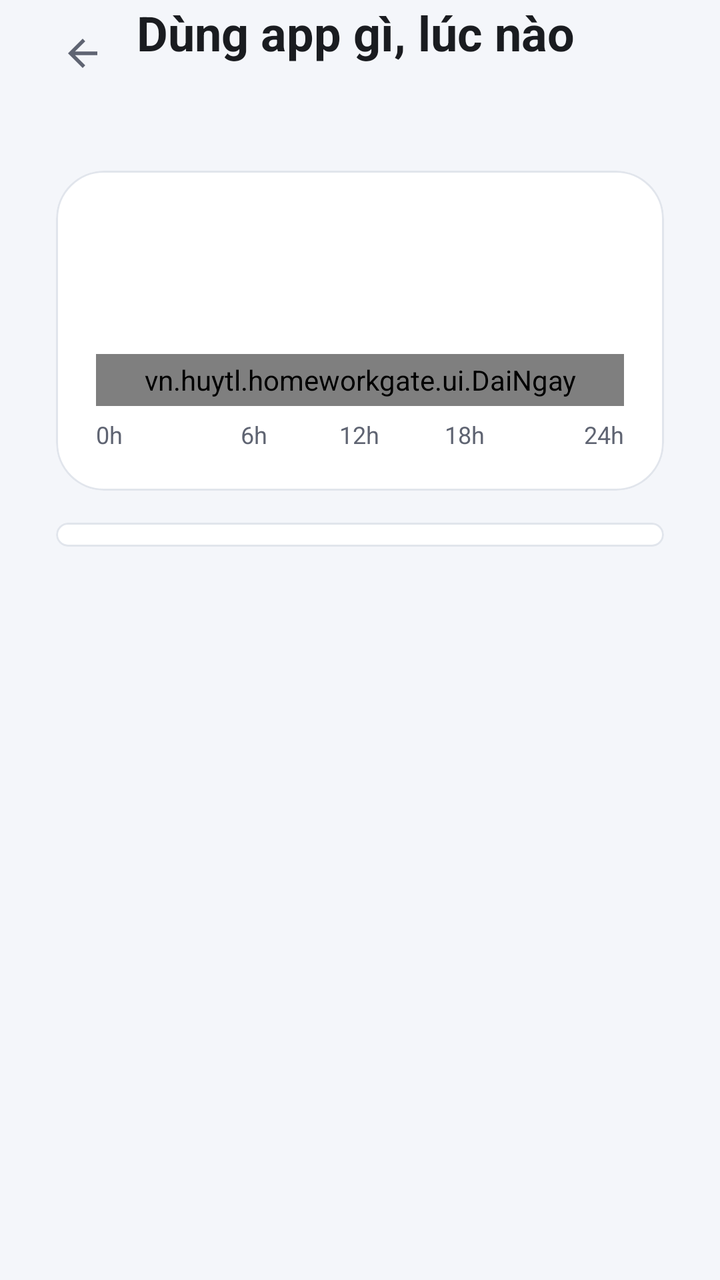
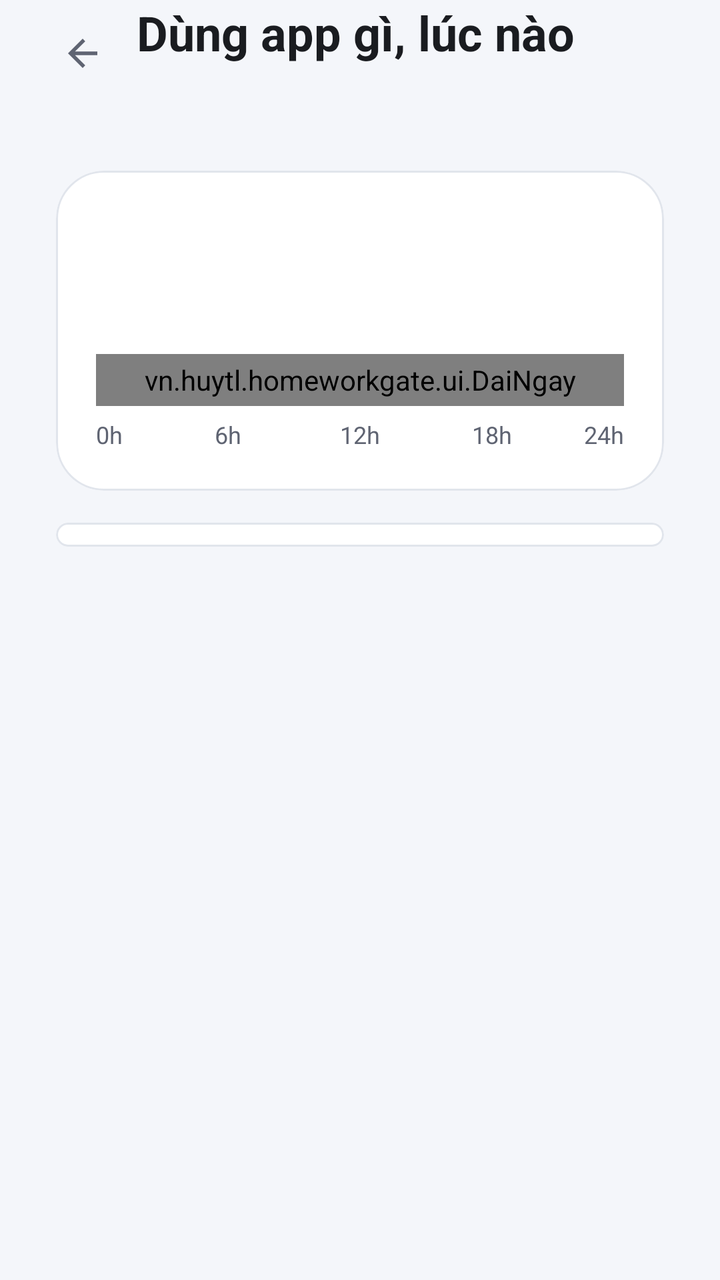

Before-and-after screenshots of an Android layout around one commit, followed by the original layout XML and the change that was made.
<!-- AndroidManifest.xml: application theme Theme.HomeworkGate -->
<!-- res/layout/activity_thong_ke.xml -->
<?xml version="1.0" encoding="utf-8"?>
<androidx.constraintlayout.widget.ConstraintLayout
    xmlns:android="http://schemas.android.com/apk/res/android"
    xmlns:app="http://schemas.android.com/apk/res-auto"
    android:id="@+id/goc"
    android:layout_width="match_parent"
    android:layout_height="match_parent">

    <LinearLayout
        android:layout_width="0dp"
        android:layout_height="0dp"
        android:orientation="vertical"
        android:paddingHorizontal="28dp"
        app:layout_constraintBottom_toBottomOf="parent"
        app:layout_constraintEnd_toEndOf="parent"
        app:layout_constraintStart_toStartOf="parent"
        app:layout_constraintTop_toTopOf="parent">

    <LinearLayout
        android:layout_width="match_parent"
        android:layout_height="wrap_content"
        android:gravity="center_vertical">

        <com.google.android.material.button.MaterialButton
            android:id="@+id/btn_done"
            style="@style/Widget.Material3.Button.IconButton"
            android:layout_width="48dp"
            android:layout_height="48dp"
            android:layout_marginStart="-12dp"
            android:layout_marginEnd="4dp"
            android:contentDescription="Quay lại"
            app:icon="@drawable/st_ic_quay_lai"
            app:iconSize="22dp"
            app:iconTint="@color/ink_soft" />

        <LinearLayout
            android:layout_width="0dp"
            android:layout_height="wrap_content"
            android:layout_weight="1"
            android:orientation="vertical">

            <TextView
                android:layout_width="wrap_content"
                android:layout_height="wrap_content"
                android:text="@string/thong_ke_title"
                android:textColor="@color/ink"
                android:textSize="24sp"
                android:textStyle="bold" />

            <TextView
                android:id="@+id/txt_phu_de"
                android:layout_width="match_parent"
                android:layout_height="wrap_content"
                android:paddingTop="2dp"
                android:textColor="@color/ink_soft"
                android:textSize="14sp" />
        </LinearLayout>
    </LinearLayout>

    
    <HorizontalScrollView
        android:id="@+id/cuon_ngay"
        android:layout_width="match_parent"
        android:layout_height="wrap_content"
        android:layout_marginTop="16dp"
        android:scrollbars="none">

        <LinearLayout
            android:id="@+id/hang_ngay"
            android:layout_width="wrap_content"
            android:layout_height="wrap_content"
            android:orientation="horizontal" />
    </HorizontalScrollView>

    <ScrollView
        android:layout_width="match_parent"
        android:layout_height="0dp"
        android:layout_weight="1"
        android:layout_marginTop="16dp"
        android:scrollbars="none">

        <LinearLayout
            android:layout_width="match_parent"
            android:layout_height="wrap_content"
            android:orientation="vertical">

            <com.google.android.material.card.MaterialCardView
                style="@style/Card"
                android:layout_width="match_parent"
                android:layout_height="wrap_content">

                <LinearLayout
                    android:layout_width="match_parent"
                    android:layout_height="wrap_content"
                    android:orientation="vertical"
                    android:padding="20dp">

                    <TextView
                        android:id="@+id/txt_tong"
                        android:layout_width="match_parent"
                        android:layout_height="wrap_content"
                        android:textColor="@color/ink"
                        android:textSize="22sp"
                        android:textStyle="bold" />

                    <TextView
                        android:id="@+id/txt_khung_gio"
                        style="@style/Text.Body"
                        android:layout_width="match_parent"
                        android:layout_height="wrap_content"
                        android:layout_marginTop="4dp"
                        android:textSize="15sp" />

                    
                    <vn.huytl.homeworkgate.ui.DaiNgay
                        android:id="@+id/dai_ngay"
                        android:layout_width="match_parent"
                        android:layout_height="26dp"
                        android:layout_marginTop="18dp" />

                    <LinearLayout
                        android:layout_width="match_parent"
                        android:layout_height="wrap_content"
                        android:layout_marginTop="6dp"
                        android:orientation="horizontal">

                        <TextView
                            android:layout_width="0dp"
                            android:layout_height="wrap_content"
                            android:layout_weight="1"
                            android:text="0h"
                            android:textColor="@color/ink_soft"
                            android:textSize="12sp" />

                        <TextView
                            android:layout_width="0dp"
                            android:layout_height="wrap_content"
                            android:layout_weight="1"
                            android:gravity="center"
                            android:text="6h"
                            android:textColor="@color/ink_soft"
                            android:textSize="12sp" />

                        <TextView
                            android:layout_width="0dp"
                            android:layout_height="wrap_content"
                            android:layout_weight="1"
                            android:gravity="center"
                            android:text="12h"
                            android:textColor="@color/ink_soft"
                            android:textSize="12sp" />

                        <TextView
                            android:layout_width="0dp"
                            android:layout_height="wrap_content"
                            android:layout_weight="1"
                            android:gravity="center"
                            android:text="18h"
                            android:textColor="@color/ink_soft"
                            android:textSize="12sp" />

                        <TextView
                            android:layout_width="0dp"
                            android:layout_height="wrap_content"
                            android:layout_weight="1"
                            android:gravity="end"
                            android:text="24h"
                            android:textColor="@color/ink_soft"
                            android:textSize="12sp" />
                    </LinearLayout>
                </LinearLayout>
            </com.google.android.material.card.MaterialCardView>

            <com.google.android.material.card.MaterialCardView
                android:id="@+id/the_danh_sach"
                style="@style/Card"
                android:layout_width="match_parent"
                android:layout_height="wrap_content"
                android:layout_marginTop="16dp">

                <LinearLayout
                    android:id="@+id/danh_sach"
                    android:layout_width="match_parent"
                    android:layout_height="wrap_content"
                    android:orientation="vertical"
                    android:paddingVertical="6dp" />
            </com.google.android.material.card.MaterialCardView>

            <TextView
                android:id="@+id/txt_trong"
                style="@style/Text.Body"
                android:layout_width="match_parent"
                android:layout_height="wrap_content"
                android:layout_marginTop="24dp"
                android:gravity="center"
                android:textSize="16sp"
                android:visibility="gone" />

            <TextView
                android:id="@+id/txt_ghi_chu"
                android:layout_width="match_parent"
                android:layout_height="wrap_content"
                android:layout_marginTop="18dp"
                android:textColor="@color/ink_soft"
                android:textSize="13sp" />
        </LinearLayout>
    </ScrollView>
</LinearLayout>
</androidx.constraintlayout.widget.ConstraintLayout>
<!-- resources referenced by this layout -->
<resources>
  <color name="ink">#1A1C20</color>
  <color name="ink_soft">#5F6472</color>
  <!-- drawable st_ic_quay_lai (drawable) -->
  <vector xmlns:android="http://schemas.android.com/apk/res/android"
      android:width="24dp" android:height="24dp"
      android:viewportWidth="24" android:viewportHeight="24"
      android:autoMirrored="true">
      <path android:fillColor="#FFFFFF"
          android:pathData="M20,11H7.83l5.59,-5.59L12,4l-8,8 8,8 1.41,-1.41L7.83,13H20v-2z" />
  </vector>
  <string name="thong_ke_title">Dùng app gì, lúc nào</string>
  <style name="Card" parent="Widget.Material3.CardView.Elevated">
          
          <item name="cardBackgroundColor">@color/surface</item>
          <item name="cardCornerRadius">24dp</item>
          <item name="cardElevation">0dp</item>
          <item name="strokeWidth">1dp</item>
          <item name="strokeColor">@color/line</item>
      </style>
  <style name="Text.Body" parent="TextAppearance.Material3.BodyLarge">
          <item name="android:textColor">@color/ink_soft</item>
          <item name="android:textSize">17sp</item>
      </style>
  <style name="Theme.HomeworkGate" parent="Theme.Material3.Light.NoActionBar">
          <item name="colorPrimary">@color/brand</item>
          <item name="colorOnPrimary">#FFFFFF</item>
          <item name="colorPrimaryContainer">@color/brand_soft</item>
          <item name="colorOnPrimaryContainer">@color/brand_dark</item>
          <item name="android:colorBackground">@color/canvas</item>
          <item name="colorSurface">@color/surface</item>
          <item name="colorOnSurface">@color/ink</item>
          <item name="android:statusBarColor">@color/canvas</item>
          <item name="android:navigationBarColor">@color/canvas</item>
          <item name="android:windowLightStatusBar">true</item>
          <item name="android:windowLightNavigationBar">true</item>
      </style>
  <color name="surface">#FFFFFF</color>
  <color name="line">#E1E5EC</color>
  <color name="brand">#2F6FED</color>
  <color name="brand_soft">#E8F0FE</color>
  <color name="brand_dark">#1B4FC0</color>
  <color name="canvas">#F4F6FA</color>
</resources>

<!-- the commit's change to res/layout/activity_thong_ke.xml (unified diff, before → after) -->
@@ -135,7 +135,7 @@
                         <TextView
                             android:layout_width="0dp"
                             android:layout_height="wrap_content"
-                            android:layout_weight="1"
+                            android:layout_weight="2"
                             android:gravity="center"
                             android:text="6h"
                             android:textColor="@color/ink_soft"
@@ -144,7 +144,7 @@
                         <TextView
                             android:layout_width="0dp"
                             android:layout_height="wrap_content"
-                            android:layout_weight="1"
+                            android:layout_weight="2"
                             android:gravity="center"
                             android:text="12h"
                             android:textColor="@color/ink_soft"
@@ -153,7 +153,7 @@
                         <TextView
                             android:layout_width="0dp"
                             android:layout_height="wrap_content"
-                            android:layout_weight="1"
+                            android:layout_weight="2"
                             android:gravity="center"
                             android:text="18h"
                             android:textColor="@color/ink_soft"
